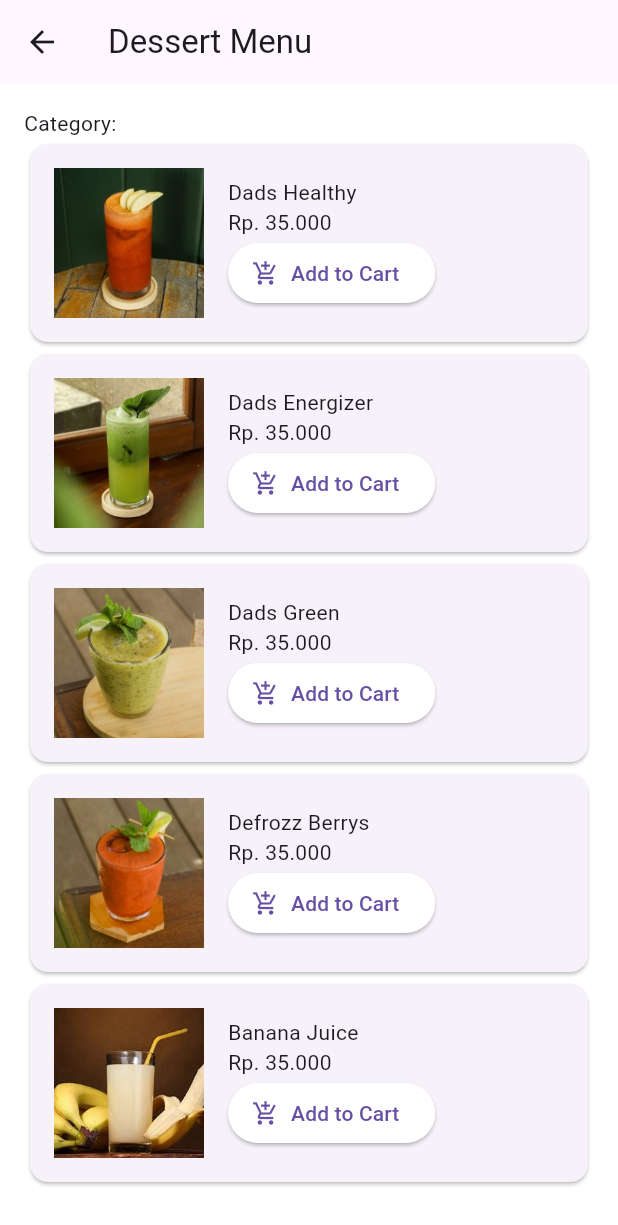
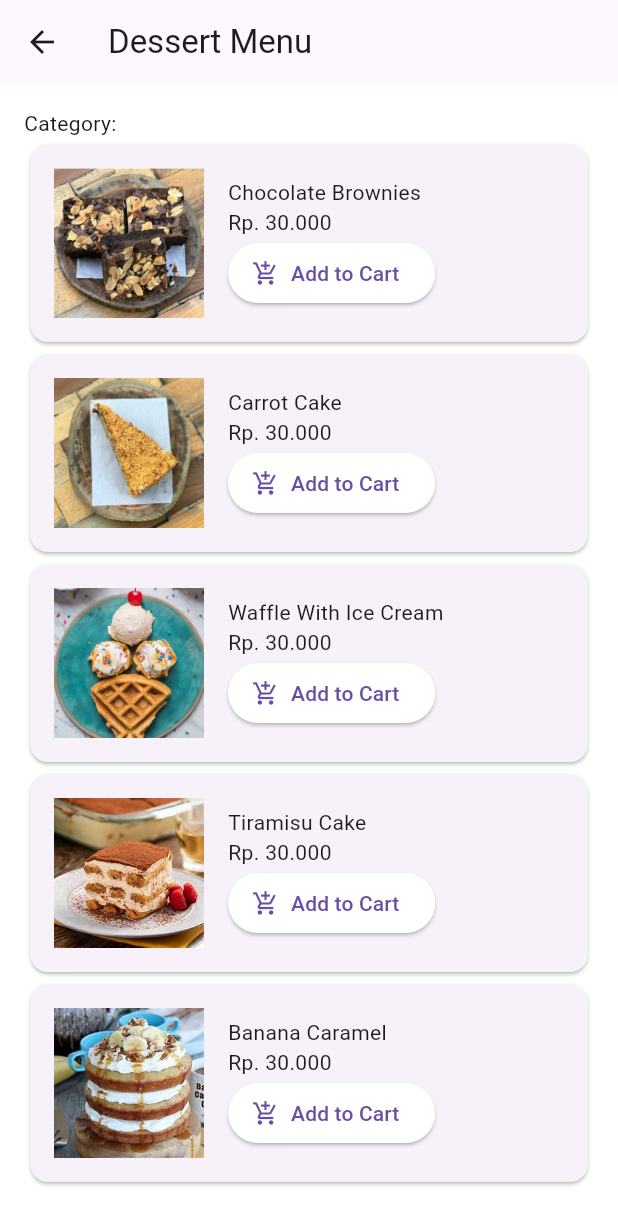
Before and after one commit to cantikawijaya/uts-desain-multi-platform, a Flutter app: the DessertDetailPage screen opened directly with empty values, on a phone screen of 412 x 824 dp. Shown: the top 1225 px of the screen. Run offline on Flutter 3.47's test engine with Material 3 defaults, Android fonts, the phone set to English and light mode, and no system bars.

Commit message:
Mengubah nama menu, harga, dan foro menu pada Dessert Menu

```diff
--- a/lib/DessertDetailPage.dart
+++ b/lib/DessertDetailPage.dart
@@ -21,11 +21,11 @@ class DessertDetailPage extends StatelessWidget {
             Expanded(
               child: ListView(
                 children: [
-                  _buildMenuItem('Dads Healthy', 'Rp. 35.000', 'assets/img/np6.jpeg'),
-                  _buildMenuItem('Dads Energizer', 'Rp. 35.000', 'assets/img/np5.jpeg'),
-                  _buildMenuItem('Dads Green', 'Rp. 35.000', 'assets/img/np7.jpeg'),
-                  _buildMenuItem('Defrozz Berrys', 'Rp. 35.000', 'assets/img/np8.jpeg'),
-                  _buildMenuItem('Banana Juice', 'Rp. 35.000', 'assets/img/bananajc.jpg'),
+                  _buildMenuItem('Chocolate Brownies', 'Rp. 30.000', 'assets/img/Brownies.jpeg'),
+                  _buildMenuItem('Carrot Cake', 'Rp. 30.000', 'assets/img/np4.jpeg'),
+                  _buildMenuItem('Waffle With Ice Cream', 'Rp. 30.000', 'assets/img/waffle.jpg'),
+                  _buildMenuItem('Tiramisu Cake', 'Rp. 30.000', 'assets/img/tiramisu.jpg'),
+                  _buildMenuItem('Banana Caramel', 'Rp. 30.000', 'assets/img/bc.jpg'),
                 ],
               ),
             ),
```
